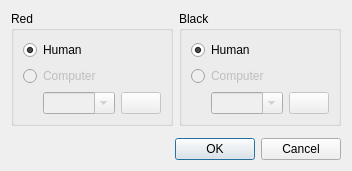
Qt form projects/gui/ui/newgamedlg.ui (hotfics/Sylvan) before a commit.
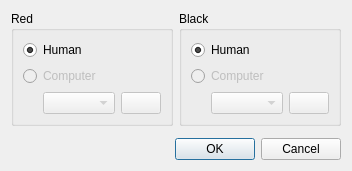
The same form after that commit. Icons and pictures are not drawn. Custom widgets are drawn as their Qt base class.

What changed in the file:
```diff
--- a/projects/gui/ui/newgamedlg.ui
+++ b/projects/gui/ui/newgamedlg.ui
@@ -75,7 +75,7 @@
              </sizepolicy>
             </property>
             <property name="editable">
-             <bool>true</bool>
+             <bool>false</bool>
             </property>
            </widget>
           </item>
@@ -163,7 +163,7 @@
              </sizepolicy>
             </property>
             <property name="editable">
-             <bool>true</bool>
+             <bool>false</bool>
             </property>
            </widget>
           </item>
```
